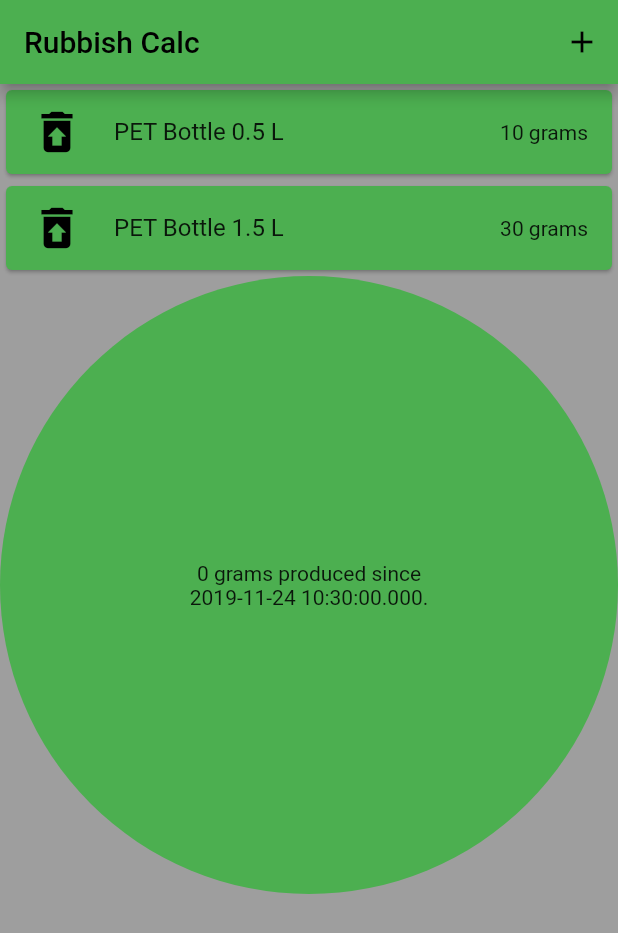
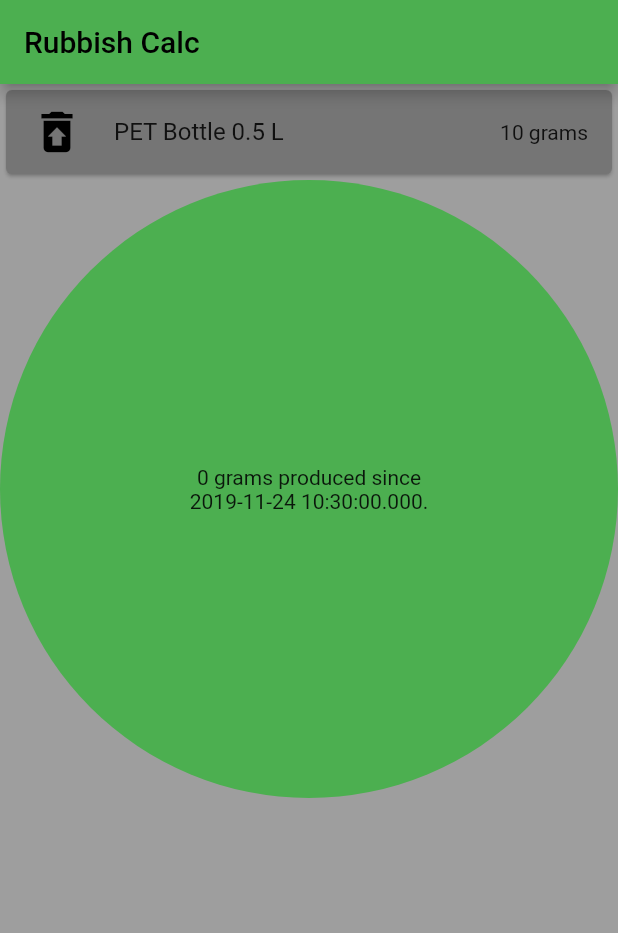
Before and after one commit to mattmaniak/rubbish_calc, a Flutter app: the screen it shows after launch, on a phone screen of 412 x 824 dp. Shown: the top 933 px of the screen. Run offline on Flutter 3.47's test engine with Material 2 defaults, Android fonts, the phone set to English and light mode, and no system bars.

Commit message:
Parent widget controls a child.

```diff
--- a/lib/app.dart
+++ b/lib/app.dart
@@ -1,10 +1,10 @@
 import 'package:flutter/material.dart';
-import 'calc.dart';
-import 'rubbish.dart';
+import 'item.dart';
 
 const String APP_TITLE = 'Rubbish Calc';
 
 class App extends StatefulWidget {
+  @override
   _AppState createState() => _AppState();
 }
 
@@ -12,14 +12,14 @@ class _AppState extends State<App> {
   final DateTime _appInitDateTime = DateTime.now();
   final int _maxRubbishGrams = 1000000; // 1 metric ton.
   int _rubbishGrams = 0;
+  bool _active = false;
 
-  void _incrementRubbishGrams() {
+  void _handleItemChanged(bool value) {
     setState(() {
-      if(_rubbishGrams < _maxRubbishGrams) {
-        _rubbishGrams++;
-      }
+      _active = value;
     });
   }
+
 
   @override
   Widget build(BuildContext context) {
@@ -31,24 +31,32 @@ class _AppState extends State<App> {
           style: TextStyle(color: Colors.black),
         ),
         backgroundColor: Colors.green,
-        actions: <Widget>[
-          IconButton(
-            icon: Icon(Icons.add),
-            color: Colors.black,
-            tooltip: 'Add task',
-            onPressed: _incrementRubbishGrams,
-          ),
-        ],
       ),
       body: ListView(
         scrollDirection: Axis.vertical,
         children: <Widget>[
           Column(
-            children: items.toList(),
+            children: <Widget>[
+              Item(
+                name: 'PET Bottle 0.5 L',
+                weightGrams: 10,
+                onChanged: _handleItemChanged,
+                active: _active,
+              )
+            ]
           ),
-          CalcDisplay(
-            rubbishGrams: this._rubbishGrams,
-            rubbishCreationDateTime: this._appInitDateTime
+          ClipOval(
+            child: Container(
+              color: Colors.green,
+              height: MediaQuery.of(context).size.width,
+              child: Center(
+                child: Text(
+                  this._rubbishGrams.toString() + ' grams produced since\n'
+                  + this._appInitDateTime.toString() + '.',
+                  textAlign: TextAlign.center
+                ),
+              ),
+            ),
           ),
         ]
       ),
--- /dev/null
+++ b/lib/item.dart
@@ -0,0 +1,41 @@
+import 'package:flutter/material.dart';
+import 'package:flutter/foundation.dart';
+
+class Item extends StatelessWidget {
+  Item({@required this.name, @required this.weightGrams, this.active: false,
+        @required this.onChanged});
+
+  int _amountInRubbish = 0;
+  final String name;
+  final int weightGrams;
+  final bool active;
+  final ValueChanged<bool> onChanged;
+
+  void _handleTap() {
+    onChanged(!active);
+  }
+
+  int getAmountInRubbish() {
+    return _amountInRubbish;
+  }
+
+  @override
+  Widget build(BuildContext context) {
+    return Card(
+      color: active ? Colors.lightGreen[700] : Colors.grey[600],
+      child: ListTile(
+        leading: Icon(
+          Icons.restore_from_trash,
+          color: Colors.black,
+          size: 36.0,
+        ),
+        title: Text(name),
+        trailing: Text(this.weightGrams.toString() + ' grams'),
+        onTap: _handleTap,
+      ),
+    );
+  }
+}
+// https://www.quora.com/What-is-the-weight-of-1-5-liter-empty-pet-bottles
+// final List<Item> items = [Item(name: 'PET Bottle 0.5 L', weightGrams: 10),
+//                           Item(name: 'PET Bottle 1.5 L', weightGrams: 30)];
--- a/lib/rubbish.dart
+++ /dev/null
@@ -1,28 +0,0 @@
-import 'package:flutter/material.dart';
-import 'package:flutter/widgets.dart';
-
-class Item extends StatelessWidget{
-  Item({this.name, this.weightGrams});
-
-  final String name;
-  final int weightGrams;
-
-  @override
-  Widget build(BuildContext context) {
-    return Card(
-      color: Colors.green,
-      child: ListTile(
-        leading: Icon(
-          Icons.restore_from_trash,
-          color: Colors.black,
-          size: 36.0,
-        ),
-        title: Text(name),
-        trailing: Text(this.weightGrams.toString() + ' grams'),
-      ),
-    );
-  }
-}
-// https://www.quora.com/What-is-the-weight-of-1-5-liter-empty-pet-bottles
-final List<Item> items = [Item(name: 'PET Bottle 0.5 L', weightGrams: 10),
-                          Item(name: 'PET Bottle 1.5 L', weightGrams: 30)];
```
Also changed, not shown: 1 other file.
